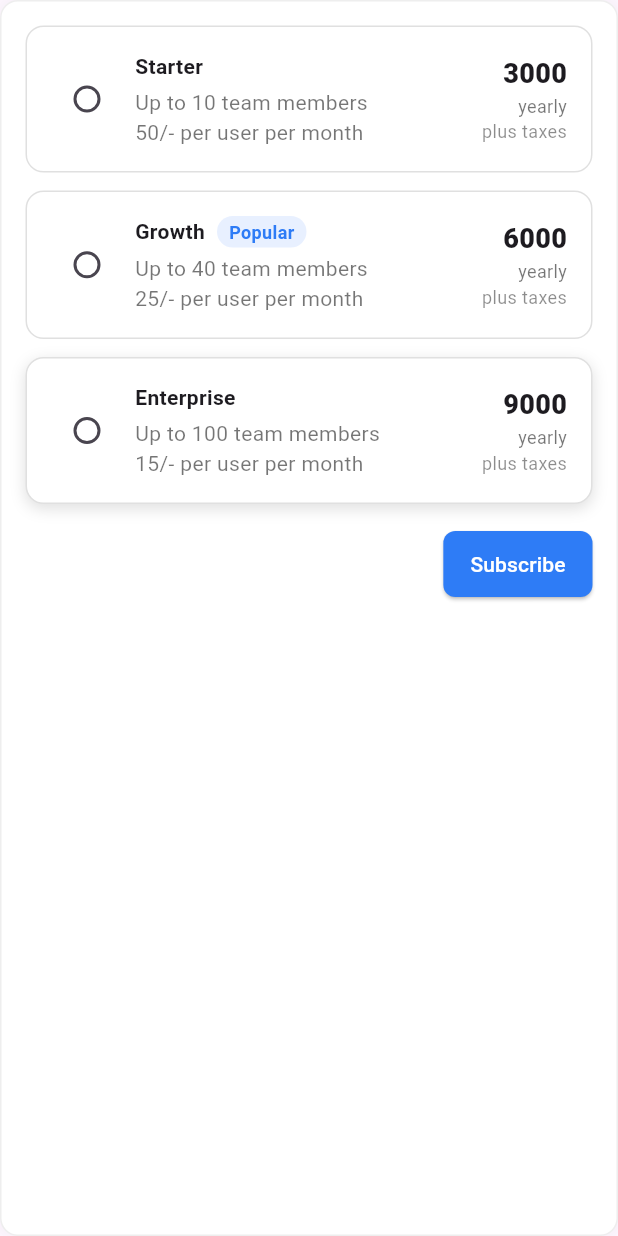
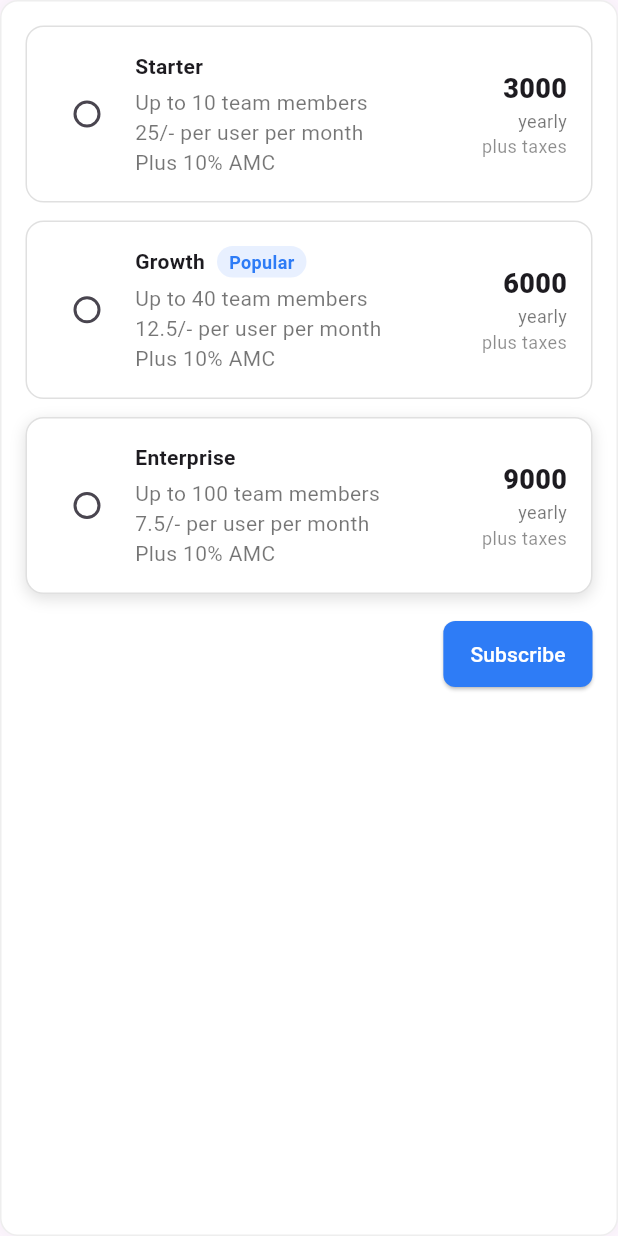
Before and after one commit to owaispatel75/sahibot_crm_web, a Flutter app: the _PlansCard widget shown alone on an empty page, opened directly with empty values, on a phone screen of 412 x 824 dp. Run offline on Flutter 3.47's test engine with Material 3 defaults, Android fonts, the light colour scheme and no system bars; our stand-ins replace go_router; accounts and stored records are empty.

Commit message:
Update billing_screen.dart

```diff
--- a/lib/screens/billing_screen.dart
+++ b/lib/screens/billing_screen.dart
@@ -427,7 +427,7 @@ class _PlansCard extends StatelessWidget {
             id: 'starter',
             name: 'Starter',
             desc1: 'Up to 10 team members',
-            desc2: '50/- per user per month',
+            desc2: '25/- per user per month',
             price: '3000',
             period: 'yearly',
             selected: selectedPlan == 'starter',
@@ -438,7 +438,7 @@ class _PlansCard extends StatelessWidget {
             id: 'growth',
             name: 'Growth',
             desc1: 'Up to 40 team members',
-            desc2: '25/- per user per month',
+            desc2: '12.5/- per user per month',
             price: '6000',
             period: 'yearly',
             badge: 'Popular',
@@ -450,7 +450,7 @@ class _PlansCard extends StatelessWidget {
             id: 'enterprise',
             name: 'Enterprise',
             desc1: 'Up to 100 team members',
-            desc2: '15/- per user per month',
+            desc2: '7.5/- per user per month',
             price: '9000',
             period: 'yearly',
             selected: selectedPlan == 'enterprise',
@@ -579,6 +579,7 @@ class _PlanTile extends StatelessWidget {
                   const SizedBox(height: 4),
                   Text(desc1, style: const TextStyle(color: Colors.black54)),
                   Text(desc2, style: const TextStyle(color: Colors.black54)),
+                  Text("Plus 10% AMC", style: const TextStyle(color: Colors.black54)),
                 ],
               ),
             ),
```
